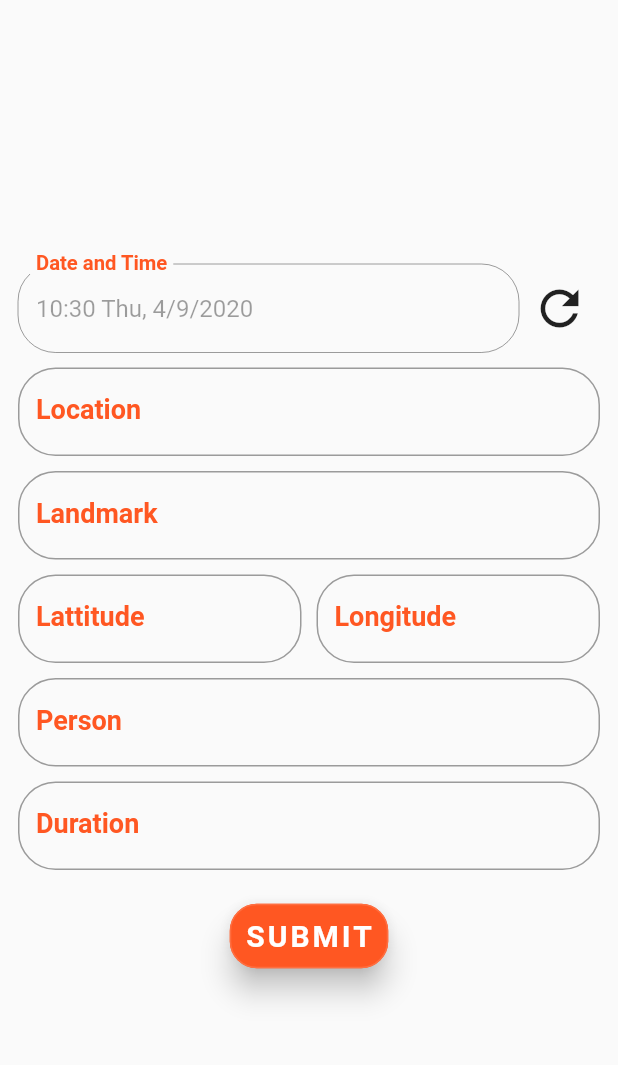
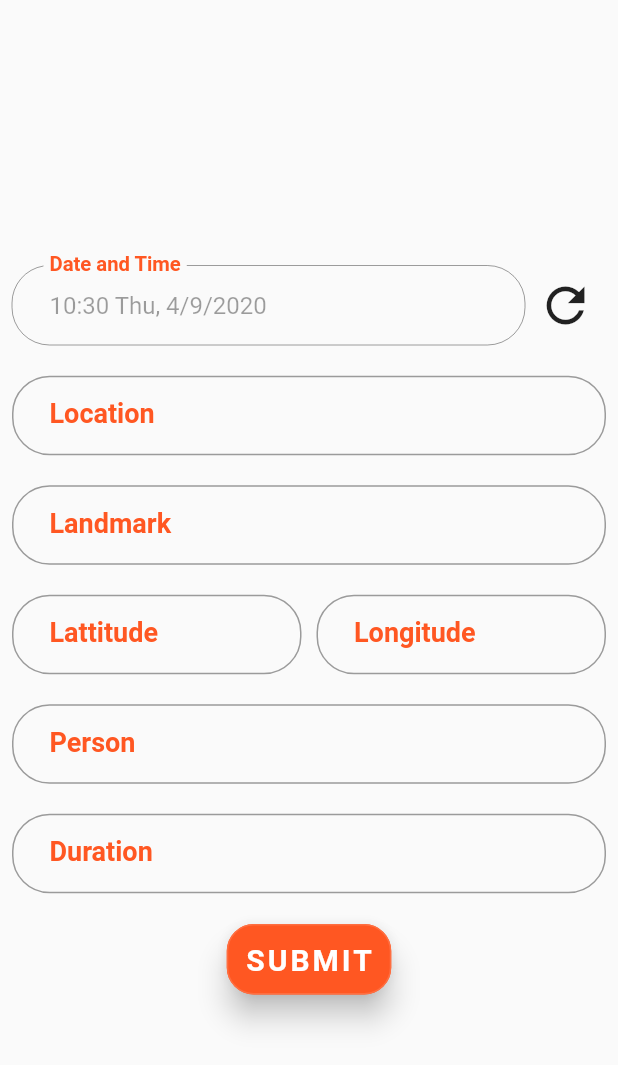
Before and after one commit to AugustineAykara/Flutter-Covid19-Log, a Flutter app: the EmployeeLogDetails screen opened directly, on a phone screen of 412 x 824 dp. Shown: the top 1065 px of the screen. Run offline on Flutter 3.47's test engine with Material 2 defaults, Android fonts, the phone set to English and light mode, and no system bars; our stand-ins replace shared_preferences; accounts and stored records are empty.

Commit message:
upload via git

```diff
--- a/lib/employeeLog.dart
+++ b/lib/employeeLog.dart
@@ -34,13 +34,16 @@ class _EmployeeLogDetailsState extends State<EmployeeLogDetails> {
   @override
   Widget build(BuildContext context) {
     return Scaffold(
-      // backgroundColor: Colors.orange,
       body: Center(
         child: SingleChildScrollView(
           child: Container(
-            margin: const EdgeInsets.only(left: 12.0, right: 12.0),
+            height: MediaQuery.of(context).size.height,
+            margin: const EdgeInsets.only(top: 8, left: 8, right: 8),
             child: Column(
-              // mainAxisAlignment: MainAxisAlignment.spaceEvenly,
+              mainAxisAlignment: MainAxisAlignment.center,
+              children: <Widget>[
+                Wrap(
+                  runSpacing: 20,
                   children: <Widget>[
                     Row(
                       children: <Widget>[
@@ -48,11 +51,8 @@ class _EmployeeLogDetailsState extends State<EmployeeLogDetails> {
                         refreshDate(),
                       ],
                     ),
-                SizedBox(height: 10),
                     textFormField('Location', locationController),
-                SizedBox(height: 10),
                     textFormField('Landmark', locationController),
-                SizedBox(height: 10),
                     Row(
                       children: <Widget>[
                         Flexible(
@@ -64,12 +64,11 @@ class _EmployeeLogDetailsState extends State<EmployeeLogDetails> {
                         ),
                       ],
                     ),
-                SizedBox(height: 10),
                     textFormField('Person', locationController),
-                SizedBox(height: 10),
                     textFormField('Duration', locationController),
-                SizedBox(height: 20),
                     submitButton(),
+                  ],
+                )
               ],
             ),
           ),
@@ -97,8 +96,8 @@ class _EmployeeLogDetailsState extends State<EmployeeLogDetails> {
         controller: dateController,
         decoration: InputDecoration(
           labelText: label,
-          // contentPadding:
-          //     new EdgeInsets.symmetric(vertical: 5.0, horizontal: 25.0),
+          contentPadding:
+              EdgeInsets.symmetric(vertical: 17.0, horizontal: 25.0),
           border: OutlineInputBorder(
             borderRadius: BorderRadius.circular(25.0),
           ),
@@ -116,8 +115,7 @@ class _EmployeeLogDetailsState extends State<EmployeeLogDetails> {
       controller: controller,
       decoration: InputDecoration(
         labelText: label,
-        // contentPadding:
-        //     new EdgeInsets.symmetric(vertical: 5.0, horizontal: 25.0),
+        contentPadding: EdgeInsets.symmetric(vertical: 17.0, horizontal: 25.0),
         border: OutlineInputBorder(
           borderRadius: BorderRadius.circular(25.0),
         ),
@@ -130,11 +128,12 @@ class _EmployeeLogDetailsState extends State<EmployeeLogDetails> {
   }
 
   Widget submitButton() {
-    return RaisedButton(
+    return Center(
+      child: RaisedButton(
         elevation: 8,
         textColor: Colors.white,
         color: Colors.deepOrange,
-      padding: EdgeInsets.all(10.0),
+        padding: EdgeInsets.all(12.0),
         child: Text('SUBMIT',
             style: TextStyle(
                 fontSize: 20, fontWeight: FontWeight.bold, letterSpacing: 2)),
@@ -144,6 +143,7 @@ class _EmployeeLogDetailsState extends State<EmployeeLogDetails> {
         onPressed: () {
           print("submit");
         },
+      ),
     );
   }
 }
```
Lines whose indentation alone changed are shown as unchanged.
